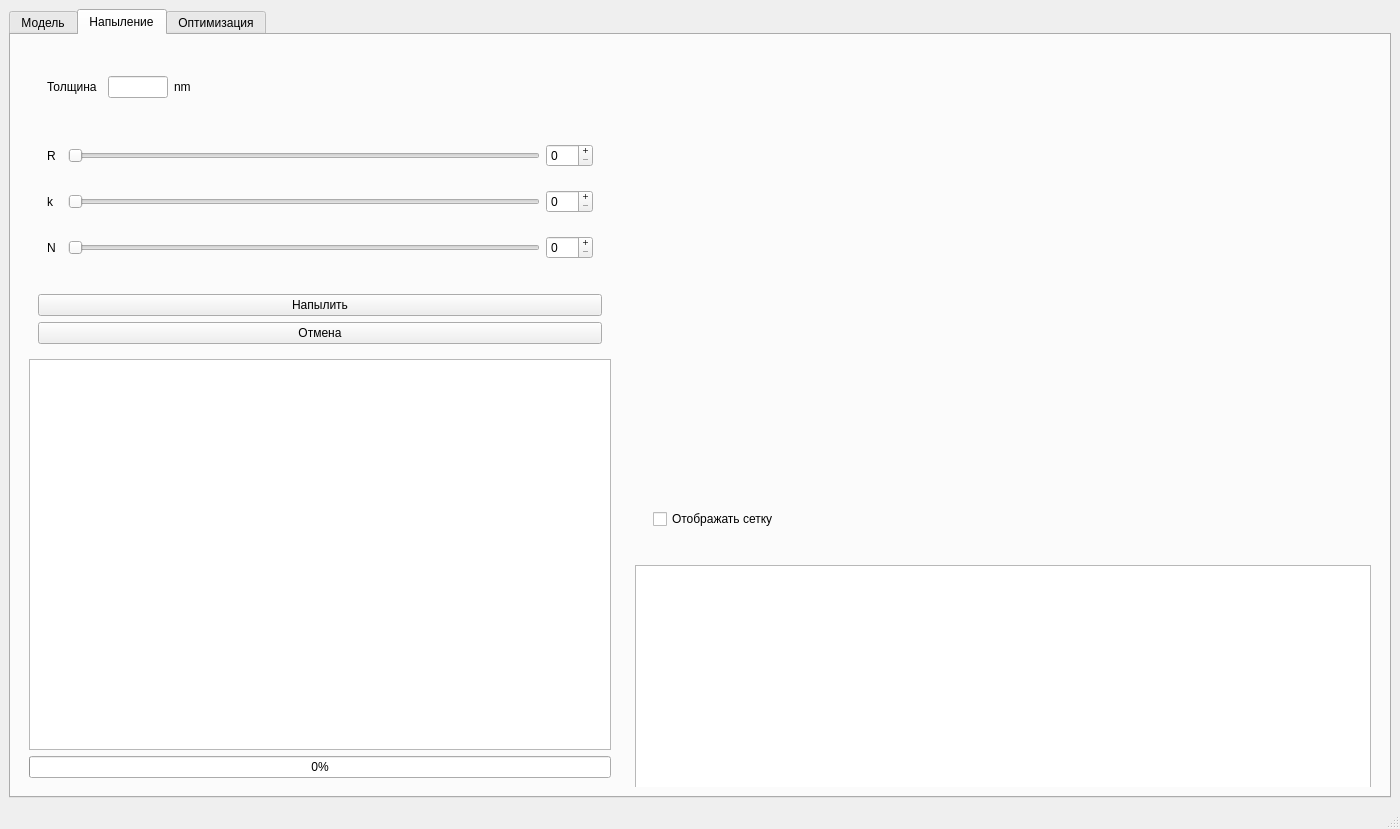
Before: the Qt Designer form gui.ui in MarchiyGV/RotationAndDeposition, drawn with Qt 5.
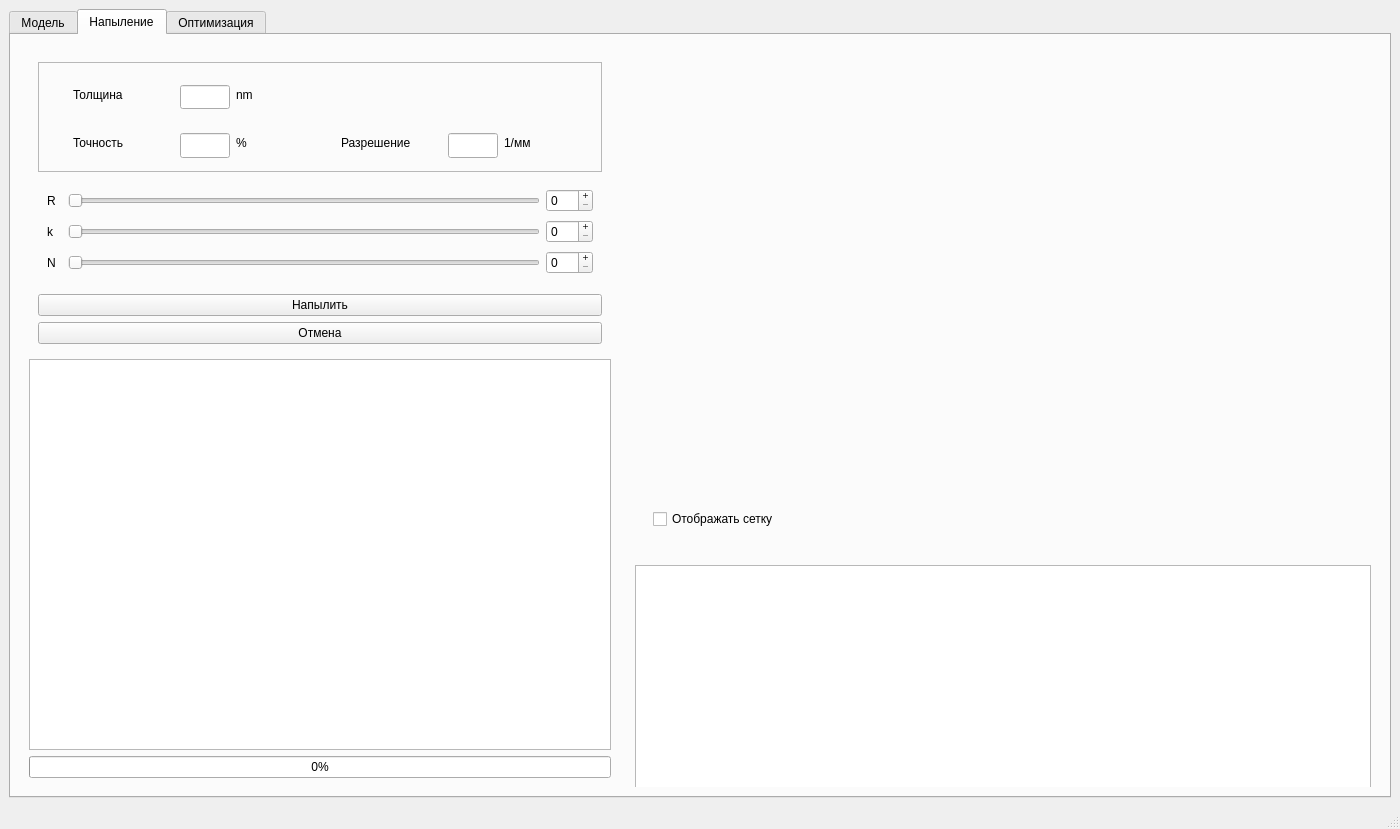
After: the same form once the commit is applied. Icons and pictures are not drawn. Custom widgets are drawn as their Qt base class.

Diff of the .ui file:
```diff
--- a/gui.ui
+++ b/gui.ui
@@ -238,8 +238,14 @@
         <string>Напыление</string>
        </attribute>
        <layout class="QHBoxLayout" name="horizontalLayout_5">
-        <item alignment="Qt::AlignHCenter">
+        <item>
          <widget class="QWidget" name="widget_9" native="true">
+          <property name="sizePolicy">
+           <sizepolicy hsizetype="Minimum" vsizetype="Preferred">
+            <horstretch>2</horstretch>
+            <verstretch>1</verstretch>
+           </sizepolicy>
+          </property>
           <property name="minimumSize">
            <size>
             <width>600</width>
@@ -250,8 +256,8 @@
            <item>
             <widget class="QWidget" name="widget" native="true">
              <property name="sizePolicy">
-              <sizepolicy hsizetype="Expanding" vsizetype="Maximum">
-               <horstretch>1</horstretch>
+              <sizepolicy hsizetype="Minimum" vsizetype="Maximum">
+               <horstretch>2</horstretch>
                <verstretch>1</verstretch>
               </sizepolicy>
              </property>
@@ -263,42 +269,237 @@
              </property>
              <layout class="QVBoxLayout" name="verticalLayout_3">
               <item>
-               <widget class="QWidget" name="widget_4" native="true">
+               <widget class="QFrame" name="frame">
+                <property name="sizePolicy">
+                 <sizepolicy hsizetype="Minimum" vsizetype="Minimum">
+                  <horstretch>0</horstretch>
+                  <verstretch>0</verstretch>
+                 </sizepolicy>
+                </property>
                 <property name="minimumSize">
                  <size>
-                  <width>150</width>
-                  <height>30</height>
+                  <width>0</width>
+                  <height>100</height>
                  </size>
                 </property>
-                <property name="maximumSize">
-                 <size>
-                  <width>200</width>
-                  <height>50</height>
-                 </size>
+                <property name="frameShape">
+                 <enum>QFrame::StyledPanel</enum>
                 </property>
-                <layout class="QHBoxLayout" name="horizontalLayout_3">
-                 <item>
-                  <widget class="QLabel" name="label_4">
-                   <property name="text">
-                    <string>Толщина</string>
+                <property name="frameShadow">
+                 <enum>QFrame::Sunken</enum>
+                </property>
+                <property name="lineWidth">
+                 <number>1</number>
+                </property>
+                <layout class="QGridLayout" name="gridLayout_2">
+                 <item row="0" column="0">
+                  <widget class="QWidget" name="widget_4" native="true">
+                   <property name="sizePolicy">
+                    <sizepolicy hsizetype="Preferred" vsizetype="Preferred">
+                     <horstretch>3</horstretch>
+                     <verstretch>0</verstretch>
+                    </sizepolicy>
                    </property>
+                   <property name="minimumSize">
+                    <size>
+                     <width>250</width>
+                     <height>40</height>
+                    </size>
+                   </property>
+                   <property name="maximumSize">
+                    <size>
+                     <width>200</width>
+                     <height>50</height>
+                    </size>
+                   </property>
+                   <widget class="QLabel" name="label_4">
+                    <property name="geometry">
+                     <rect>
+                      <x>13</x>
+                      <y>13</y>
+                      <width>67</width>
+                      <height>19</height>
+                     </rect>
+                    </property>
+                    <property name="sizePolicy">
+                     <sizepolicy hsizetype="Minimum" vsizetype="Preferred">
+                      <horstretch>3</horstretch>
+                      <verstretch>0</verstretch>
+                     </sizepolicy>
+                    </property>
+                    <property name="text">
+                     <string>Толщина</string>
+                    </property>
+                   </widget>
+                   <widget class="MyLineEdit" name="thick_edit">
+                    <property name="geometry">
+                     <rect>
+                      <x>120</x>
+                      <y>13</y>
+                      <width>50</width>
+                      <height>24</height>
+                     </rect>
+                    </property>
+                    <property name="maximumSize">
+                     <size>
+                      <width>50</width>
+                      <height>16777215</height>
+                     </size>
+                    </property>
+                   </widget>
+                   <widget class="QLabel" name="label_5">
+                    <property name="geometry">
+                     <rect>
+                      <x>176</x>
+                      <y>13</y>
+                      <width>23</width>
+                      <height>19</height>
+                     </rect>
+                    </property>
+                    <property name="text">
+                     <string>nm</string>
+                    </property>
+                   </widget>
                   </widget>
                  </item>
-                 <item>
-                  <widget class="QLineEdit" name="thick_edit">
+                 <item row="1" column="0">
+                  <widget class="QWidget" name="widget_16" native="true">
+                   <property name="sizePolicy">
+                    <sizepolicy hsizetype="Preferred" vsizetype="Preferred">
+                     <horstretch>3</horstretch>
+                     <verstretch>0</verstretch>
+                    </sizepolicy>
+                   </property>
+                   <property name="minimumSize">
+                    <size>
+                     <width>250</width>
+                     <height>40</height>
+                    </size>
+                   </property>
                    <property name="maximumSize">
                     <size>
-                     <width>60</width>
+                     <width>250</width>
                      <height>16777215</height>
                     </size>
                    </property>
+                   <widget class="QLabel" name="label_6">
+                    <property name="geometry">
+                     <rect>
+                      <x>13</x>
+                      <y>13</y>
+                      <width>69</width>
+                      <height>19</height>
+                     </rect>
+                    </property>
+                    <property name="sizePolicy">
+                     <sizepolicy hsizetype="Preferred" vsizetype="Preferred">
+                      <horstretch>3</horstretch>
+                      <verstretch>0</verstretch>
+                     </sizepolicy>
+                    </property>
+                    <property name="text">
+                     <string>Точность</string>
+                    </property>
+                   </widget>
+                   <widget class="QLabel" name="label_8">
+                    <property name="geometry">
+                     <rect>
+                      <x>176</x>
+                      <y>13</y>
+                      <width>16</width>
+                      <height>19</height>
+                     </rect>
+                    </property>
+                    <property name="text">
+                     <string>%</string>
+                    </property>
+                   </widget>
+                   <widget class="MyLineEdit" name="tolerance_edit">
+                    <property name="geometry">
+                     <rect>
+                      <x>120</x>
+                      <y>13</y>
+                      <width>50</width>
+                      <height>25</height>
+                     </rect>
+                    </property>
+                    <property name="maximumSize">
+                     <size>
+                      <width>50</width>
+                      <height>16777215</height>
+                     </size>
+                    </property>
+                   </widget>
                   </widget>
                  </item>
-                 <item>
-                  <widget class="QLabel" name="label_5">
-                   <property name="text">
-                    <string>nm</string>
+                 <item row="1" column="1">
+                  <widget class="QWidget" name="widget_17" native="true">
+                   <property name="sizePolicy">
+                    <sizepolicy hsizetype="Preferred" vsizetype="Preferred">
+                     <horstretch>3</horstretch>
+                     <verstretch>0</verstretch>
+                    </sizepolicy>
                    </property>
+                   <property name="minimumSize">
+                    <size>
+                     <width>250</width>
+                     <height>40</height>
+                    </size>
+                   </property>
+                   <property name="maximumSize">
+                    <size>
+                     <width>250</width>
+                     <height>16777215</height>
+                    </size>
+                   </property>
+                   <widget class="QLabel" name="label_7">
+                    <property name="geometry">
+                     <rect>
+                      <x>13</x>
+                      <y>13</y>
+                      <width>87</width>
+                      <height>19</height>
+                     </rect>
+                    </property>
+                    <property name="sizePolicy">
+                     <sizepolicy hsizetype="Preferred" vsizetype="Preferred">
+                      <horstretch>3</horstretch>
+                      <verstretch>0</verstretch>
+                     </sizepolicy>
+                    </property>
+                    <property name="text">
+                     <string>Разрешение</string>
+                    </property>
+                   </widget>
+                   <widget class="MyLineEdit" name="sub_res_edit">
+                    <property name="geometry">
+                     <rect>
+                      <x>120</x>
+                      <y>13</y>
+                      <width>50</width>
+                      <height>25</height>
+                     </rect>
+                    </property>
+                    <property name="maximumSize">
+                     <size>
+                      <width>50</width>
+                      <height>16777215</height>
+                     </size>
+                    </property>
+                   </widget>
+                   <widget class="QLabel" name="label_9">
+                    <property name="geometry">
+                     <rect>
+                      <x>176</x>
+                      <y>13</y>
+                      <width>35</width>
+                      <height>19</height>
+                     </rect>
+                    </property>
+                    <property name="text">
+                     <string>1/мм</string>
+                    </property>
+                   </widget>
                   </widget>
                  </item>
                 </layout>
@@ -308,67 +509,11 @@
                <widget class="QWidget" name="widget_5" native="true">
                 <property name="sizePolicy">
                  <sizepolicy hsizetype="Expanding" vsizetype="Preferred">
-                  <horstretch>0</horstretch>
+                  <horstretch>2</horstretch>
                   <verstretch>0</verstretch>
                  </sizepolicy>
                 </property>
                 <layout class="QGridLayout" name="gridLayout">
-                 <item row="2" column="2">
-                  <widget class="QSlider" name="k_Slider">
-                   <property name="orientation">
-                    <enum>Qt::Horizontal</enum>
-                   </property>
-                  </widget>
-                 </item>
-                 <item row="3" column="3">
-                  <widget class="QDoubleSpinBox" name="NR_disp">
-                   <property name="locale">
-                    <locale language="English" country="UnitedStates"/>
-                   </property>
-                   <property name="buttonSymbols">
-                    <enum>QAbstractSpinBox::PlusMinus</enum>
-                   </property>
-                   <property name="decimals">
-                    <number>0</number>
-                   </property>
-                   <property name="singleStep">
-                    <double>1.000000000000000</double>
-                   </property>
-                  </widget>
-                 </item>
-                 <item row="3" column="2">
-                  <widget class="QSlider" name="NR_Slider">
-                   <property name="orientation">
-                    <enum>Qt::Horizontal</enum>
-                   </property>
-                  </widget>
-                 </item>
-                 <item row="2" column="0">
-                  <widget class="QLabel" name="label_2">
-                   <property name="maximumSize">
-                    <size>
-                     <width>30</width>
-                     <height>16777215</height>
-                    </size>
-                   </property>
-                   <property name="text">
-                    <string>k</string>
-                   </property>
-                  </widget>
-                 </item>
-                 <item row="3" column="0" colspan="2">
-                  <widget class="QLabel" name="label_3">
-                   <property name="maximumSize">
-                    <size>
-                     <width>30</width>
-                     <height>16777215</height>
-                    </size>
-                   </property>
-                   <property name="text">
-                    <string>N</string>
-                   </property>
-                  </widget>
-                 </item>
                  <item row="2" column="3">
                   <widget class="QDoubleSpinBox" name="k_disp">
                    <property name="locale">
@@ -427,6 +572,62 @@
                    </property>
                   </widget>
                  </item>
+                 <item row="3" column="3">
+                  <widget class="QDoubleSpinBox" name="NR_disp">
+                   <property name="locale">
+                    <locale language="English" country="UnitedStates"/>
+                   </property>
+                   <property name="buttonSymbols">
+                    <enum>QAbstractSpinBox::PlusMinus</enum>
+                   </property>
+                   <property name="decimals">
+                    <number>0</number>
+                   </property>
+                   <property name="singleStep">
+                    <double>1.000000000000000</double>
+                   </property>
+                  </widget>
+                 </item>
+                 <item row="2" column="2">
+                  <widget class="QSlider" name="k_Slider">
+                   <property name="orientation">
+                    <enum>Qt::Horizontal</enum>
+                   </property>
+                  </widget>
+                 </item>
+                 <item row="3" column="0" colspan="2">
+                  <widget class="QLabel" name="label_3">
+                   <property name="maximumSize">
+                    <size>
+                     <width>30</width>
+                     <height>16777215</height>
+                    </size>
+                   </property>
+                   <property name="text">
+                    <string>N</string>
+                   </property>
+                  </widget>
+                 </item>
+                 <item row="2" column="0">
+                  <widget class="QLabel" name="label_2">
+                   <property name="maximumSize">
+                    <size>
+                     <width>30</width>
+                     <height>16777215</height>
+                    </size>
+                   </property>
+                   <property name="text">
+                    <string>k</string>
+                   </property>
+                  </widget>
+                 </item>
+                 <item row="3" column="2">
+                  <widget class="QSlider" name="NR_Slider">
+                   <property name="orientation">
+                    <enum>Qt::Horizontal</enum>
+                   </property>
+                  </widget>
+                 </item>
                 </layout>
                </widget>
               </item>
@@ -454,7 +655,7 @@
             <widget class="QTableView" name="dep_log_table">
              <property name="sizePolicy">
               <sizepolicy hsizetype="Expanding" vsizetype="Ignored">
-               <horstretch>0</horstretch>
+               <horstretch>2</horstretch>
                <verstretch>0</verstretch>
               </sizepolicy>
              </property>
@@ -468,6 +669,12 @@
            </item>
            <item>
             <widget class="QProgressBar" name="p_dep_bar">
+             <property name="sizePolicy">
+              <sizepolicy hsizetype="Expanding" vsizetype="Fixed">
+               <horstretch>2</horstretch>
+               <verstretch>0</verstretch>
+              </sizepolicy>
+             </property>
              <property name="value">
               <number>0</number>
              </property>
@@ -478,6 +685,12 @@
         </item>
         <item>
          <widget class="QWidget" name="widget_8" native="true">
+          <property name="sizePolicy">
+           <sizepolicy hsizetype="Preferred" vsizetype="Preferred">
+            <horstretch>3</horstretch>
+            <verstretch>1</verstretch>
+           </sizepolicy>
+          </property>
           <layout class="QVBoxLayout" name="verticalLayout_6">
            <item>
             <widget class="QWidget" name="widget_10" native="true">
@@ -673,6 +886,13 @@
    </property>
   </action>
  </widget>
+ <customwidgets>
+  <customwidget>
+   <class>MyLineEdit</class>
+   <extends>QLineEdit</extends>
+   <header>app</header>
+  </customwidget>
+ </customwidgets>
  <resources/>
  <connections/>
 </ui>
```
